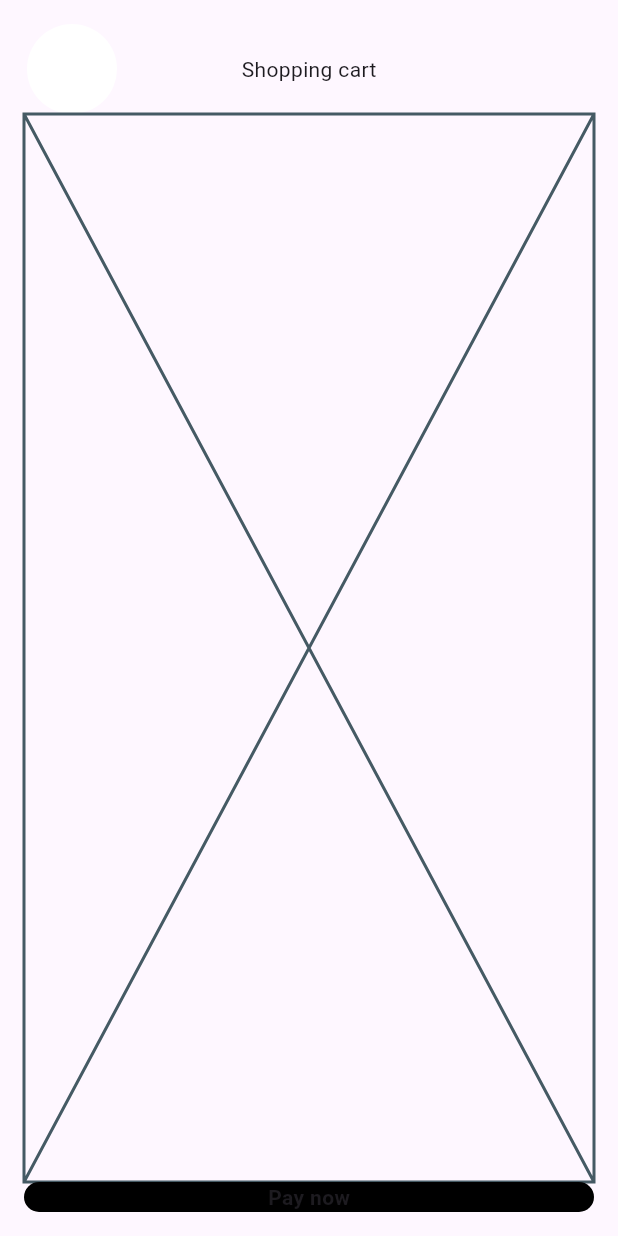
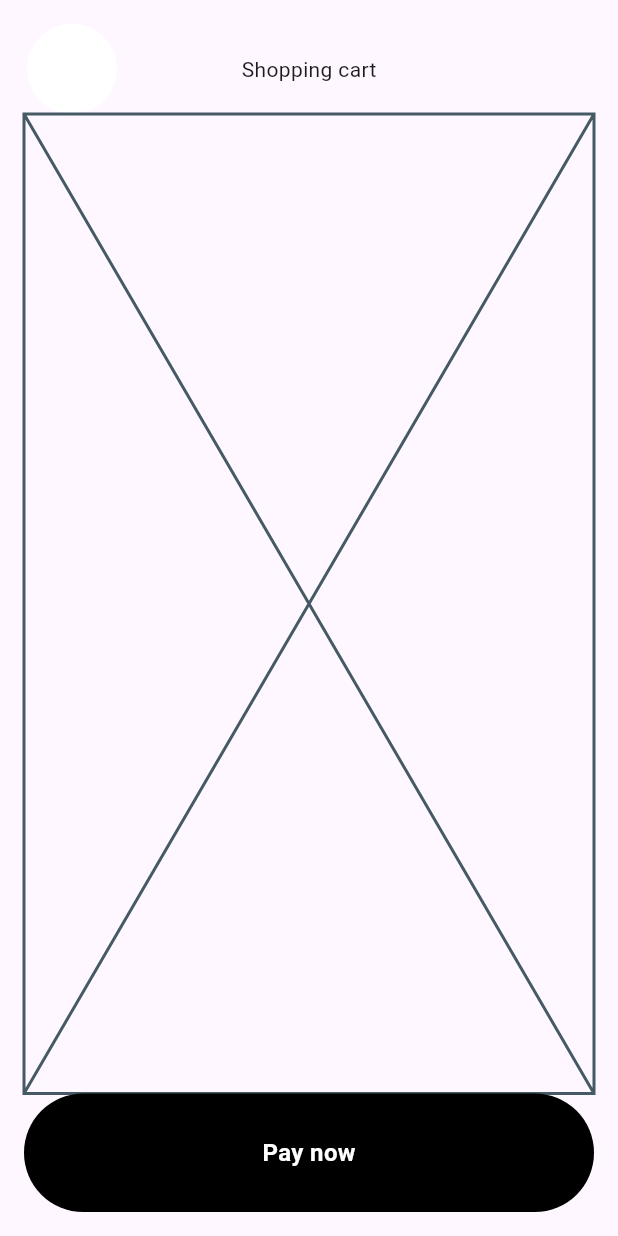
Before and after one commit to JAICHANGPARK/flutter_notebook_chapter_46, a Flutter app: the InteriorCartPage screen opened directly, on a phone screen of 412 x 824 dp. Run offline on Flutter 3.47's test engine with Material 3 defaults, Android fonts, the phone set to English and light mode, and no system bars; our stand-ins replace gap, hugeicons, readmore.

Commit message:
Update interior_cart_page.dart

```diff
--- a/lib/ep2330_interior_shopping_app/ui/interior_cart_page.dart
+++ b/lib/ep2330_interior_shopping_app/ui/interior_cart_page.dart
@@ -31,11 +31,16 @@ class _InteriorCartPageState extends State<InteriorCartPage> {
                   shape: StadiumBorder(),
                   color: Colors.black,
                 ),
+                padding: EdgeInsets.symmetric(vertical: 28),
 
                 child: Center(
                   child: Text(
                     "Pay now",
-                    style: TextStyle(fontWeight: FontWeight.bold),
+                    style: TextStyle(
+                      fontWeight: FontWeight.bold,
+                      color: Colors.white,
+                      fontSize: 16,
+                    ),
                   ),
                 ),
               ),
```
